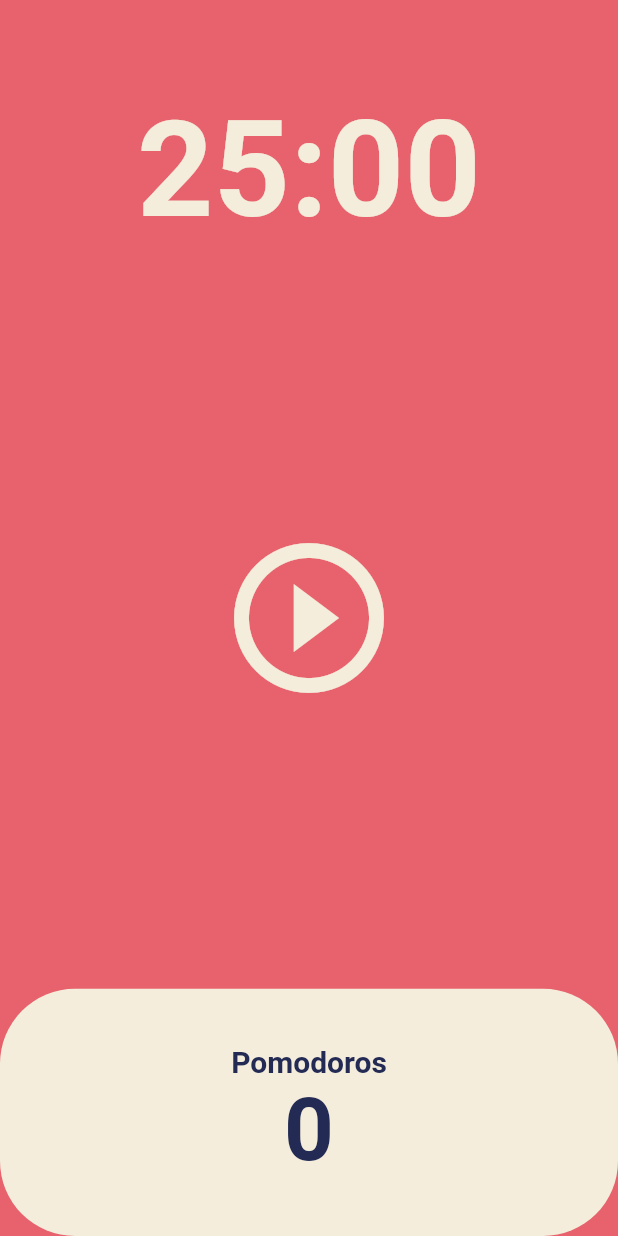
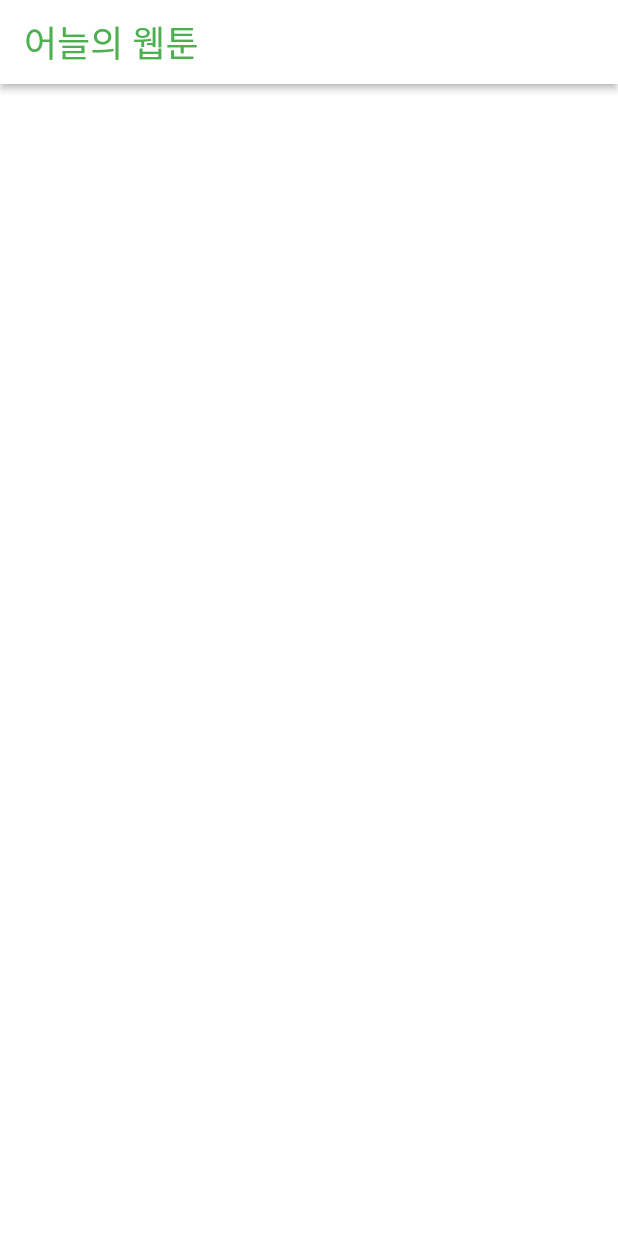
Before and after one commit to ksy9926/flutter-intro, a Flutter app: the screen it shows after launch, on a phone screen of 412 x 824 dp. Run offline on Flutter 3.47's test engine with Material 2 defaults, Android fonts, the phone set to English and light mode, and no system bars.

Commit message:
Webtoon: AppBar

```diff
--- a/lib/main.dart
+++ b/lib/main.dart
@@ -10,17 +10,8 @@ class App extends StatelessWidget {
 
   @override
   Widget build(BuildContext context) {
-    return MaterialApp(
-      theme: ThemeData(
-        backgroundColor: const Color(0xFFE7626C),
-        textTheme: const TextTheme(
-          headline1: TextStyle(
-            color: Color(0xFF232B55),
-          ),
-        ),
-        cardColor: const Color(0xFFF4EDDB),
-      ),
-      home: const HomeScreen(),
+    return const MaterialApp(
+      home: HomeScreen(),
     );
   }
 }
--- a/lib/screens/home_screen.dart
+++ b/lib/screens/home_screen.dart
@@ -1,127 +1,22 @@
-import 'dart:async';
-
 import 'package:flutter/material.dart';
 
-class HomeScreen extends StatefulWidget {
+class HomeScreen extends StatelessWidget {
   const HomeScreen({super.key});
-
-  @override
-  State<HomeScreen> createState() => _HomeScreenState();
-}
-
-class _HomeScreenState extends State<HomeScreen> {
-  static const twentyFiveMinuts = 1500;
-  int totalSeconds = twentyFiveMinuts;
-  int totalPomodoros = 0;
-  bool isRunning = false;
-  late Timer timer;
-
-  void onTick(Timer timer) {
-    if (totalSeconds == 0) {
-      setState(() {
-        totalPomodoros = totalPomodoros + 1;
-        isRunning = false;
-        totalSeconds = twentyFiveMinuts;
-      });
-      timer.cancel();
-    } else {
-      setState(() {
-        totalSeconds = totalSeconds - 1;
-      });
-    }
-  }
-
-  void onStartPressed() {
-    timer = Timer.periodic(const Duration(seconds: 1), onTick);
-
-    setState(() {
-      isRunning = true;
-    });
-  }
-
-  void onPausePressed() {
-    timer.cancel();
-
-    setState(() {
-      isRunning = false;
-    });
-  }
-
-  String format(int seconds) {
-    var duration = Duration(seconds: seconds);
-
-    return duration.toString().split('.').first.substring(2, 7);
-  }
 
   @override
   Widget build(BuildContext context) {
     return Scaffold(
-      backgroundColor: Theme.of(context).backgroundColor,
-      body: Column(
-        children: [
-          Flexible(
-            flex: 1,
-            child: Container(
-              alignment: Alignment.bottomCenter,
-              child: Text(
-                format(totalSeconds),
-                style: TextStyle(
-                  color: Theme.of(context).cardColor,
-                  fontSize: 89,
-                  fontWeight: FontWeight.w600,
-                ),
-              ),
-            ),
+      backgroundColor: Colors.white,
+      appBar: AppBar(
+        elevation: 2,
+        backgroundColor: Colors.white,
+        foregroundColor: Colors.green,
+        title: const Text(
+          "어늘의 웹툰",
+          style: TextStyle(
+            fontSize: 24,
           ),
-          Flexible(
-            flex: 3,
-            child: Center(
-              child: IconButton(
-                iconSize: 120,
-                color: Theme.of(context).cardColor,
-                onPressed: isRunning ? onPausePressed : onStartPressed,
-                icon: Icon(isRunning
-                    ? Icons.pause_circle_outline
-                    : Icons.play_circle_outline),
-              ),
-            ),
-          ),
-          Flexible(
-            flex: 1,
-            child: Row(
-              children: [
-                Expanded(
-                  child: Container(
-                    decoration: BoxDecoration(
-                        color: Theme.of(context).cardColor,
-                        borderRadius: BorderRadius.circular(50)),
-                    child: Column(
-                      mainAxisAlignment: MainAxisAlignment.center,
-                      children: [
-                        Text(
-                          'Pomodoros',
-                          style: TextStyle(
-                            fontSize: 20,
-                            fontWeight: FontWeight.w600,
-                            color: Theme.of(context).textTheme.headline1!.color,
-                          ),
-                        ),
-                        Text(
-                          '0',
-                          style: TextStyle(
-                            fontSize: 58,
-                            fontWeight: FontWeight.w600,
-                            color: Theme.of(context).textTheme.headline1!.color,
-                          ),
-                        ),
-                      ],
-                    ),
-                  ),
-                ),
-              ],
-            ),
-          )
-        ],
+        ),
       ),
     );
   }
```
